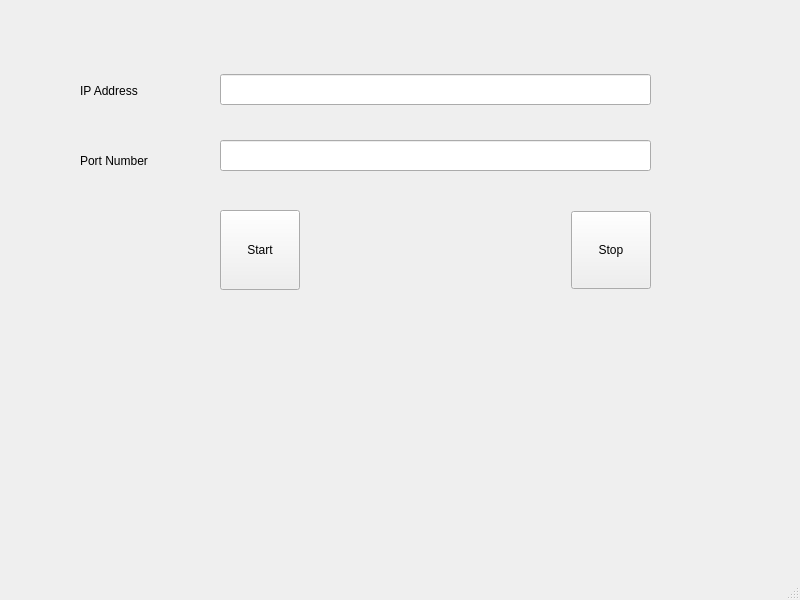
First picture: the form in Qt_Program/Network_Programming/Network_Chat/server_chat/chatserver.ui, repository manhtb310/Furuno_Radar, before the edit.
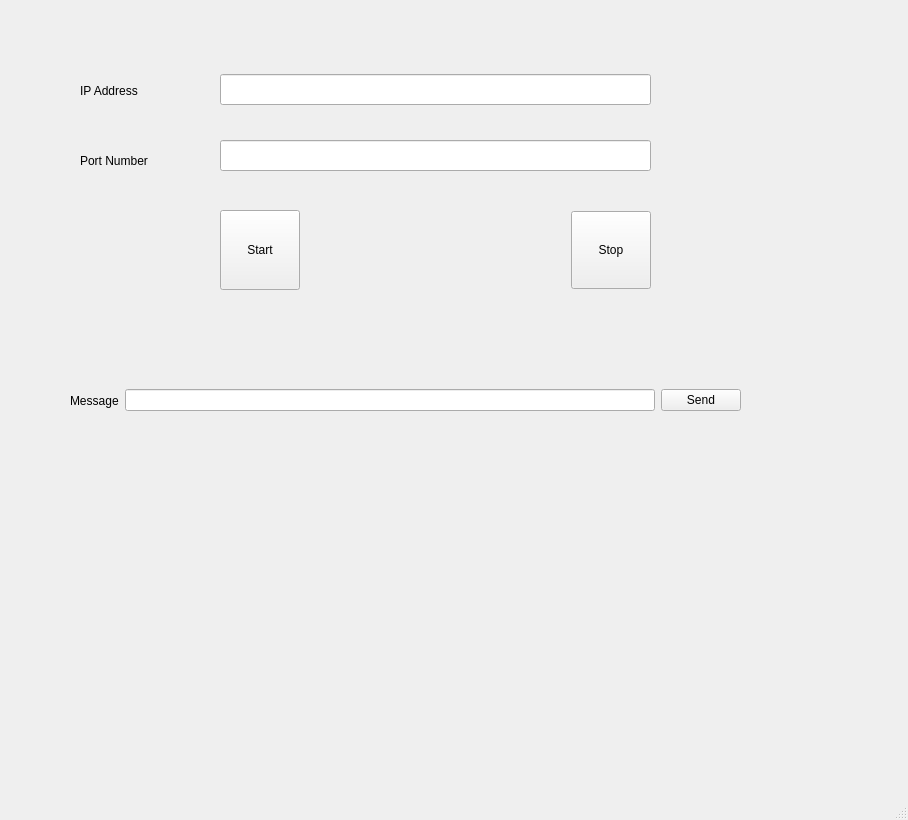
Second picture: the form after the edit.

Patch:
```diff
--- a/Qt_Program/Network_Programming/Network_Chat/server_chat/chatserver.ui
+++ b/Qt_Program/Network_Programming/Network_Chat/server_chat/chatserver.ui
@@ -6,8 +6,8 @@
    <rect>
     <x>0</x>
     <y>0</y>
-    <width>800</width>
-    <height>600</height>
+    <width>908</width>
+    <height>820</height>
    </rect>
   </property>
   <property name="windowTitle">
@@ -104,6 +104,35 @@
      </item>
     </layout>
    </widget>
+   <widget class="QWidget" name="horizontalLayoutWidget_2">
+    <property name="geometry">
+     <rect>
+      <x>70</x>
+      <y>360</y>
+      <width>671</width>
+      <height>81</height>
+     </rect>
+    </property>
+    <layout class="QHBoxLayout" name="horizontalLayout_2">
+     <item>
+      <widget class="QLabel" name="label_3">
+       <property name="text">
+        <string>Message</string>
+       </property>
+      </widget>
+     </item>
+     <item>
+      <widget class="QLineEdit" name="lineEditText"/>
+     </item>
+     <item>
+      <widget class="QPushButton" name="btnSend">
+       <property name="text">
+        <string>Send</string>
+       </property>
+      </widget>
+     </item>
+    </layout>
+   </widget>
   </widget>
   <widget class="QMenuBar" name="menubar">
    <property name="geometry">
```
Left out of the diff: 2 changed lines with no effect on the pictures.
